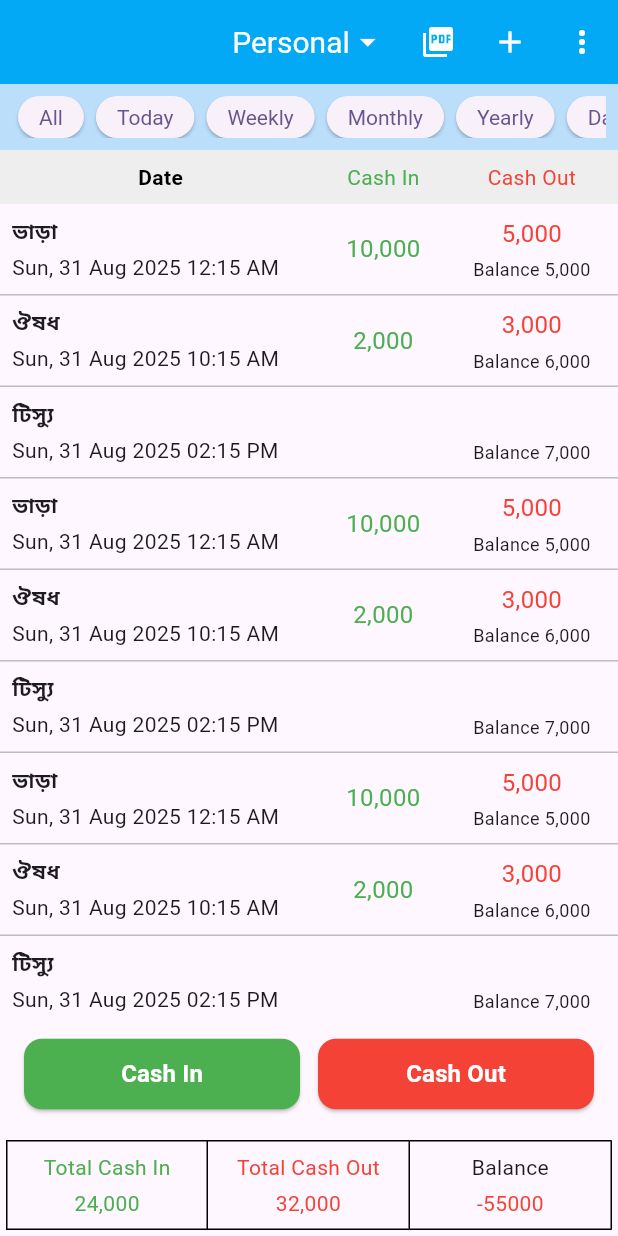
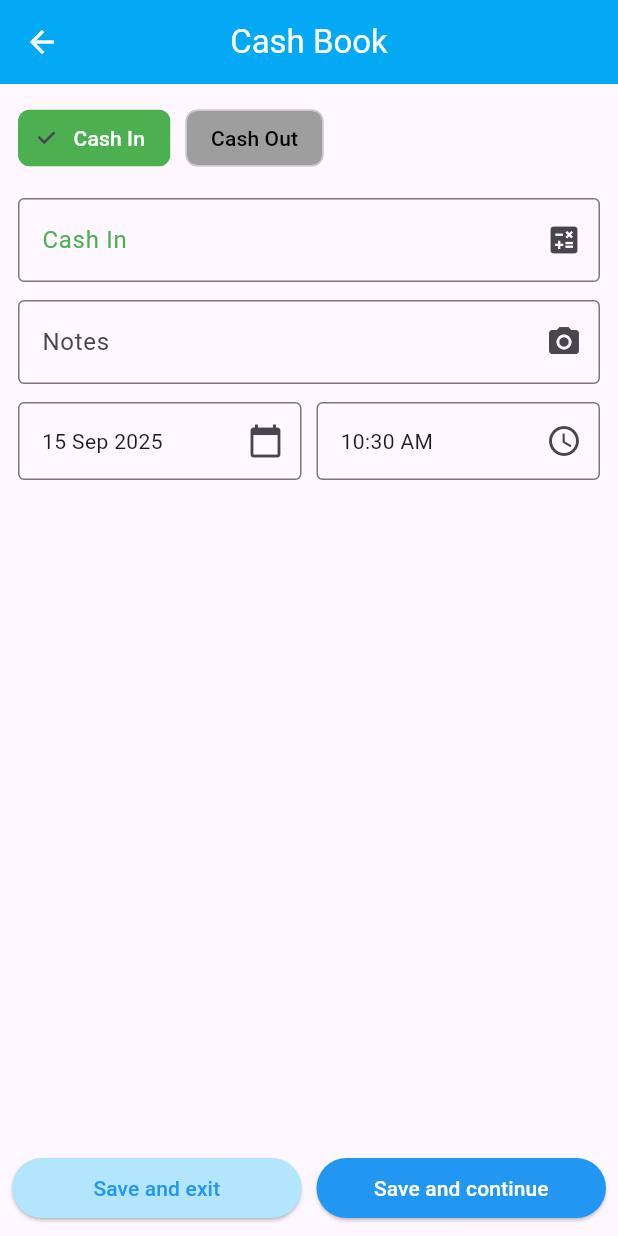
Before and after one commit to muhin08t/flutter_cash_book, a Flutter app: the screen it shows after launch, after a tap on "Cash In", on a phone screen of 412 x 824 dp. Run offline on Flutter 3.47's test engine with Material 3 defaults, Android fonts, the phone set to English and light mode, and no system bars.

Commit message:
implement cash out screen design

```diff
--- /dev/null
+++ b/lib/screen/cash_in_out_screen.dart
@@ -0,0 +1,202 @@
+import 'package:flutter/material.dart';
+import 'package:intl/intl.dart';
+
+class CashInOutScreen extends StatefulWidget {
+  final bool isCashOut;
+  const CashInOutScreen({super.key, required this.isCashOut});
+
+  @override
+  State<CashInOutScreen> createState() => _CashInOutScreenState();
+}
+
+class _CashInOutScreenState extends State<CashInOutScreen> {
+  String selected = "No button pressed"; // 👈 state variable
+  late bool isCashOut;
+  DateTime selectedDate = DateTime.now();
+  TimeOfDay selectedTime = TimeOfDay.now();
+  final TextEditingController amountController = TextEditingController();
+  final TextEditingController notesController = TextEditingController();
+
+  @override
+  void initState() {
+    super.initState();
+    isCashOut = widget.isCashOut; // 👈 initialize from constructor
+  }
+
+  Future<void> _pickDate() async {
+    final DateTime? picked = await showDatePicker(
+      context: context,
+      initialDate: selectedDate,
+      firstDate: DateTime(2000),
+      lastDate: DateTime(2100),
+    );
+    if (picked != null && picked != selectedDate) {
+      setState(() {
+        selectedDate = picked;
+      });
+    }
+  }
+
+  Future<void> _pickTime() async {
+    final TimeOfDay? picked = await showTimePicker(
+      context: context,
+      initialTime: selectedTime,
+    );
+    if (picked != null && picked != selectedTime) {
+      setState(() {
+        selectedTime = picked;
+      });
+    }
+  }
+
+
+
+  @override
+  Widget build(BuildContext context) {
+
+    return Scaffold(
+      resizeToAvoidBottomInset: true,
+      appBar: AppBar(
+        title: const Text("Cash Book"),
+        centerTitle: true,
+      ),
+      body: Padding(
+        padding: const EdgeInsets.all(12.0),
+        child: Column(
+          children: [
+            // Toggle buttons
+            Row(
+              mainAxisAlignment: MainAxisAlignment.start,
+              children: [
+                ChoiceChip(
+                  label: const Text("Cash In"),
+                  selected: !isCashOut,
+                  selectedColor: Colors.green,
+                  backgroundColor: Colors.grey,
+                  labelStyle: TextStyle( color: isCashOut ? Colors.black : Colors.white),
+                  onSelected: (val) {
+                    setState(() {
+                      isCashOut = false;
+                    });
+                  },
+                ),
+                const SizedBox(width: 10),
+                ChoiceChip(
+                  label: const Text("Cash Out"),
+                  selected: isCashOut,
+                  selectedColor: Colors.red,
+                  backgroundColor: Colors.grey,
+                  labelStyle: TextStyle( color: isCashOut ? Colors.white : Colors.black),
+                  onSelected: (val) {
+                    setState(() {
+                      isCashOut = true;
+                    });
+                  },
+                ),
+              ],
+            ),
+            const SizedBox(height: 16),
+
+            // Amount input
+            TextField(
+              controller: amountController,
+              keyboardType: TextInputType.number,
+              textInputAction: TextInputAction.next, // 👈 shows "Next" button
+              decoration: InputDecoration(
+                labelText: isCashOut ? "Cash Out" : "Cash In",
+                labelStyle: TextStyle(
+                  color: isCashOut ? Colors.red : Colors.green,
+                ),
+                border: const OutlineInputBorder(),
+                suffixIcon: const Icon(Icons.calculate),
+              ),
+            ),
+            const SizedBox(height: 12),
+
+            // Notes
+            TextField(
+              controller: notesController,
+              decoration: const InputDecoration(
+                labelText: "Notes",
+                border: OutlineInputBorder(),
+                suffixIcon: Icon(Icons.camera_alt),
+              ),
+            ),
+            const SizedBox(height: 12),
+
+            // Date and Time pickers
+            Row(
+              children: [
+                Expanded(
+                  child: InkWell(
+                    onTap: _pickDate,
+                    child: InputDecorator(
+                      decoration: const InputDecoration(
+                        border: OutlineInputBorder(),
+                        suffixIcon: Icon(Icons.calendar_today),
+                      ),
+                      child: Text(
+                        DateFormat("d MMM yyyy").format(selectedDate),
+                      ),
+                    ),
+                  ),
+                ),
+                const SizedBox(width: 10),
+                Expanded(
+                  child: InkWell(
+                    onTap: _pickTime,
+                    child: InputDecorator(
+                      decoration: const InputDecoration(
+                        border: OutlineInputBorder(),
+                        suffixIcon: Icon(Icons.access_time),
+                      ),
+                      child: Text(
+                        selectedTime.format(context),
+                      ),
+                    ),
+                  ),
+                ),
+              ],
+            ),
+          ],
+        ),
+      ),
+
+      // Bottom buttons
+      bottomNavigationBar: Padding(
+        padding: EdgeInsets.only(
+          left: 8,
+          right: 8,
+          bottom: MediaQuery.of(context).viewInsets.bottom + 8, // 👈 moves button above keyboard
+        ),
+        child: Row(
+          children: [
+            Expanded(
+              child: ElevatedButton(
+                onPressed: () {},
+                style: ElevatedButton.styleFrom(
+                  backgroundColor: Colors.lightBlue.shade100,
+                ),
+                child: const Text("Save and exit", style: TextStyle(color: Colors.blue)),
+              ),
+            ),
+            SizedBox(width: 10),
+            Expanded(
+              child: ElevatedButton(
+                onPressed: () {},
+                style: ElevatedButton.styleFrom(
+                  backgroundColor: Colors.blue,
+                ),
+                child: const Text("Save and continue",
+                  style: TextStyle(
+                    color: Colors.white, // 👈 set your desired color here
+                  ),),
+              ),
+            ),
+          ],
+        ),
+      ),
+
+    );
+  }
+}
--- a/lib/screen/home_screen.dart
+++ b/lib/screen/home_screen.dart
@@ -1,5 +1,7 @@
 import 'package:flutter/material.dart';
 import 'package:intl/intl.dart';
+
+import 'cash_in_out_screen.dart';
 
 class HomeScreen extends StatefulWidget {
   const HomeScreen({super.key});
@@ -304,7 +306,10 @@ class _HomeScreenState extends State<HomeScreen> {
                       ),
                     ),
                     onPressed: () {
-                      // Handle Cash In
+                      Navigator.push(
+                        context,
+                        MaterialPageRoute(builder: (context) => const CashInOutScreen(isCashOut: false)),
+                      );
                     },
                     child: const Text(
                       "Cash In",
@@ -327,7 +332,10 @@ class _HomeScreenState extends State<HomeScreen> {
                       ),
                     ),
                     onPressed: () {
-                      // Handle Cash Out
+                      Navigator.push(
+                        context,
+                        MaterialPageRoute(builder: (context) => const CashInOutScreen(isCashOut: true)),
+                      );
                     },
                     child: const Text(
                       "Cash Out",
```
